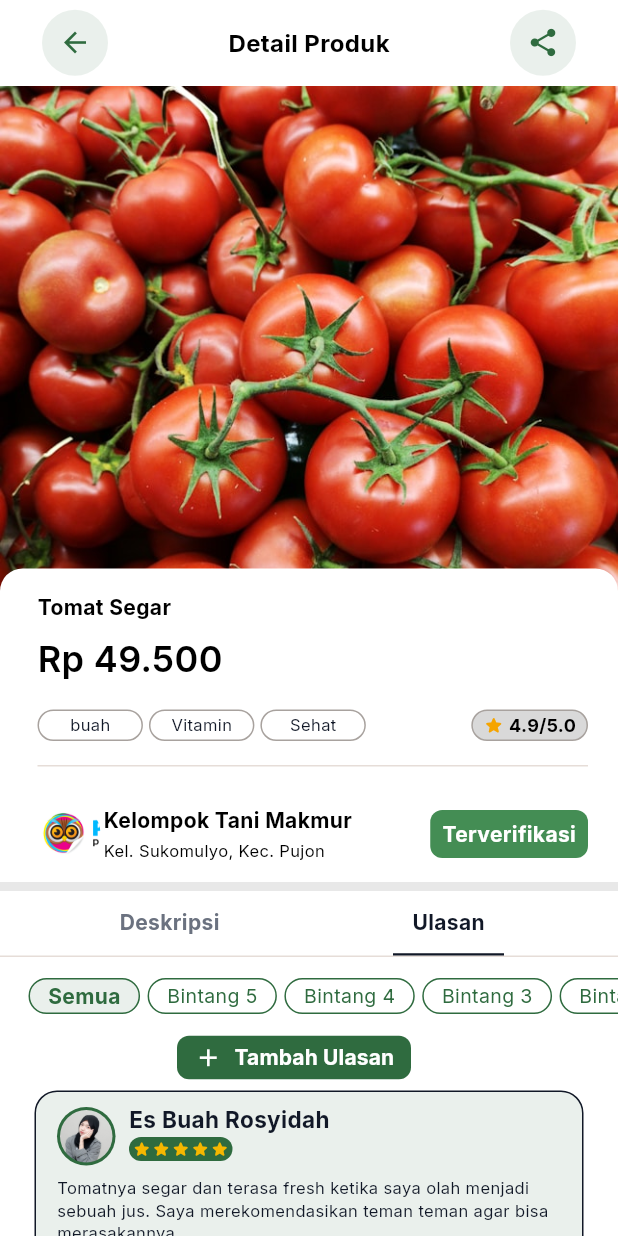
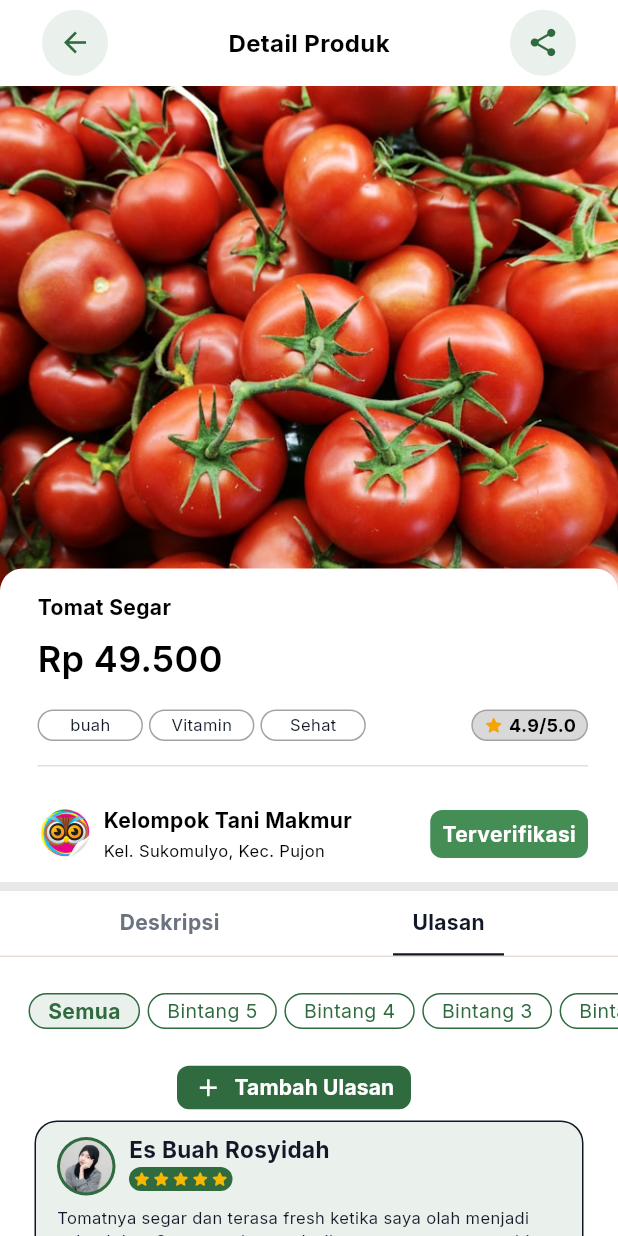
Before and after one commit to ayiinee/panenin, a Flutter app: the ProductDetailScreen screen opened by its route, after a tap on "Ulasan", on a phone screen of 412 x 824 dp. Run offline on Flutter 3.47's test engine with Material 3 defaults, Android fonts, the phone set to English and light mode, and no system bars; our stand-ins replace font_awesome_flutter.

Commit message:
feat: finishing product detail page

```diff
--- a/frontend/lib/app/app.dart
+++ b/frontend/lib/app/app.dart
@@ -30,7 +30,7 @@ class PaneninApp extends StatelessWidget {
           },
         ),
         RouteNames.buyerHome: (_) => const BuyerHomeScreen(),
-        RouteNames.productDetail: (_) => const ProductDetailScreen(),
+        RouteNames.productDetail: ProductDetailScreen.fromRoute,
       },
     );
   }
--- a/frontend/lib/core/constants/app_assets.dart
+++ b/frontend/lib/core/constants/app_assets.dart
@@ -16,7 +16,7 @@ abstract final class AppAssets {
   static const productSawi = 'assets/images/product_sawi.png';
   static const productGarlic = 'assets/images/product_garlic.png';
   static const productDetailTomato = 'assets/images/product_detail_tomato.png';
-  static const supplierMakmur = 'assets/images/supplier_makmur.png';
+  static const supplierMakmur = 'assets/images/supplier_makmur_avatar.png';
   static const reviewEsBuah = 'assets/images/review_es_buah.png';
   static const reviewTacibay = 'assets/images/review_tacibay.png';
 }
--- a/frontend/lib/features/marketplace/data/product_detail_fixture.dart
+++ b/frontend/lib/features/marketplace/data/product_detail_fixture.dart
@@ -13,7 +13,6 @@ class ProductDetailData {
     required this.description,
     required this.availableQuantity,
     required this.distance,
-    required this.descriptionSupplier,
     required this.reviews,
   });
 
@@ -28,8 +27,19 @@ class ProductDetailData {
   final String description;
   final String availableQuantity;
   final String distance;
-  final String descriptionSupplier;
   final List<ProductReview> reviews;
+}
+
+class ProductDetailRouteArguments {
+  const ProductDetailRouteArguments({
+    required this.name,
+    required this.price,
+    required this.image,
+  });
+
+  final String name;
+  final String price;
+  final String image;
 }
 
 class ProductReview {
@@ -48,6 +58,42 @@ class ProductReview {
 
 /// Replaceable typed fixture until GET /api/v1/listings/{id} is integrated.
 abstract final class ProductDetailFixture {
+  static ProductDetailData fromRoute(ProductDetailRouteArguments product) {
+    return ProductDetailData(
+      name: product.name,
+      price: product.price,
+      image: product.image,
+      tags: const ['Lokal', 'Pilihan', 'Sehat'],
+      rating: 4.9,
+      supplierName: 'Kelompok Tani Makmur',
+      supplierLocation: 'Kel. Sukomulyo, Kec. Pujon',
+      supplierImage: AppAssets.supplierMakmur,
+      description:
+          '${product.name} berkualitas premium dengan pasokan stabil langsung '
+          'dari kelompok tani terpercaya.',
+      availableQuantity: '180 kg',
+      distance: '10 km',
+      reviews: const [
+        ProductReview(
+          author: 'Es Buah Rosyidah',
+          avatar: AppAssets.reviewEsBuah,
+          rating: 5,
+          comment:
+              'Produknya segar dan kualitasnya sangat baik ketika diolah. '
+              'Saya merekomendasikannya untuk kebutuhan usaha.',
+        ),
+        ProductReview(
+          author: 'Tacibay',
+          avatar: AppAssets.reviewTacibay,
+          rating: 5,
+          comment:
+              'Saya sering memesan di sini karena kualitas produk dan '
+              'pelayanannya selalu konsisten.',
+        ),
+      ],
+    );
+  }
+
   static const design = ProductDetailData(
     name: 'Tomat Segar',
     price: 'Rp 49.500',
@@ -62,7 +108,6 @@ abstract final class ProductDetailFixture {
         'langsung dari kelompok tani terpercaya.',
     availableQuantity: '180 kg',
     distance: '10 km',
-    descriptionSupplier: 'Kelompok Tani Lestari',
     reviews: [
       ProductReview(
         author: 'Es Buah Rosyidah',
--- a/frontend/lib/features/marketplace/presentation/screens/product_detail_screen.dart
+++ b/frontend/lib/features/marketplace/presentation/screens/product_detail_screen.dart
@@ -17,6 +17,17 @@ class ProductDetailScreen extends StatefulWidget {
 
   final ProductDetailViewState state;
   final ProductDetailData data;
+
+  static Widget fromRoute(BuildContext context) {
+    return ProductDetailScreen(
+      data: switch (ModalRoute.of(context)?.settings.arguments) {
+        ProductDetailRouteArguments arguments => ProductDetailFixture.fromRoute(
+          arguments,
+        ),
+        _ => ProductDetailFixture.design,
+      },
+    );
+  }
 
   @override
   State<ProductDetailScreen> createState() => _ProductDetailScreenState();
@@ -341,15 +352,7 @@ class _SupplierLogo extends StatelessWidget {
   @override
   Widget build(BuildContext context) {
     return ClipOval(
-      child: SizedBox.square(
-        dimension: 42,
-        child: OverflowBox(
-          alignment: Alignment.centerLeft,
-          minWidth: 190,
-          maxWidth: 190,
-          child: Image.asset(asset, width: 190, height: 44, fit: BoxFit.fill),
-        ),
-      ),
+      child: Image.asset(asset, width: 42, height: 42, fit: BoxFit.cover),
     );
   }
 }
@@ -524,7 +527,7 @@ class _DescriptionSection extends StatelessWidget {
           Text(
             'Tersedia: ${data.availableQuantity}\n'
             'Jarak: ${data.distance}\n'
-            'Supplier: ${data.descriptionSupplier}\n'
+            'Supplier: ${data.supplierName}\n'
             'Rating: ${data.rating.toStringAsFixed(1)}',
             style: const TextStyle(
               color: AppColors.textPrimary,
@@ -635,7 +638,9 @@ class _ReviewsSection extends StatelessWidget {
         crossAxisAlignment: CrossAxisAlignment.stretch,
         children: [
           SingleChildScrollView(
+            key: const ValueKey('review-filter-scroll'),
             scrollDirection: Axis.horizontal,
+            physics: const AlwaysScrollableScrollPhysics(),
             padding: const EdgeInsets.symmetric(horizontal: 19),
             child: Row(
               children: [
@@ -652,6 +657,7 @@ class _ReviewsSection extends StatelessWidget {
                     onPressed: () => onFilterChanged(rating),
                   ),
                 ],
+                const SizedBox(width: 19),
               ],
             ),
           ),
@@ -726,9 +732,16 @@ class _ReviewFilter extends StatelessWidget {
 
   @override
   Widget build(BuildContext context) {
-    return InkWell(
+    return Semantics(
+      button: true,
+      selected: selected,
+      label: 'Filter ulasan $label',
+      child: InkWell(
+        key: ValueKey('review-filter-$label'),
         onTap: onPressed,
-      borderRadius: BorderRadius.circular(15),
+        borderRadius: BorderRadius.circular(22),
+        child: Padding(
+          padding: const EdgeInsets.symmetric(vertical: 10),
           child: Container(
             height: 24,
             padding: const EdgeInsets.symmetric(horizontal: 12),
@@ -746,6 +759,8 @@ class _ReviewFilter extends StatelessWidget {
                 color: AppColors.primary,
                 fontSize: selected ? 14 : 13,
                 fontWeight: selected ? FontWeight.w700 : FontWeight.w400,
+              ),
+            ),
           ),
         ),
       ),
```
Also changed, not shown: frontend/lib/features/home/presentation/screens/buyer_home_screen.dart (+10 -2 lines), frontend/assets/images/supplier_makmur.png (deleted), frontend/assets/images/supplier_makmur_avatar.png (added), 1 other file. Lines whose indentation alone changed are shown as unchanged.
